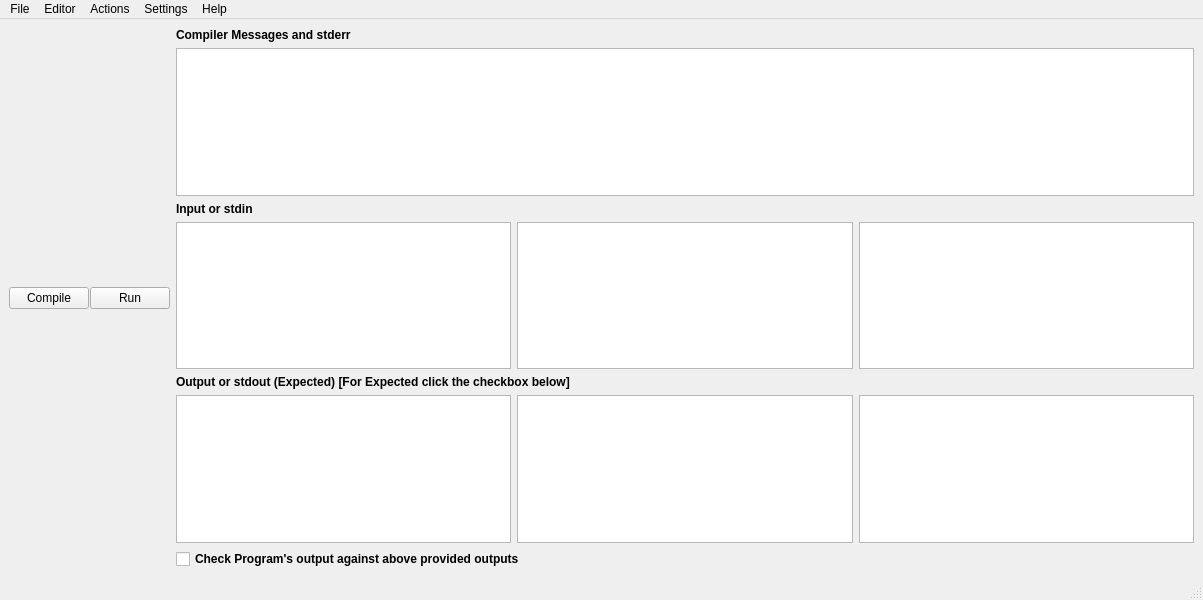
This is ui/mainwindow.ui in cpeditor/cpeditor as Qt 5 draws it before an edit. The edited form follows.
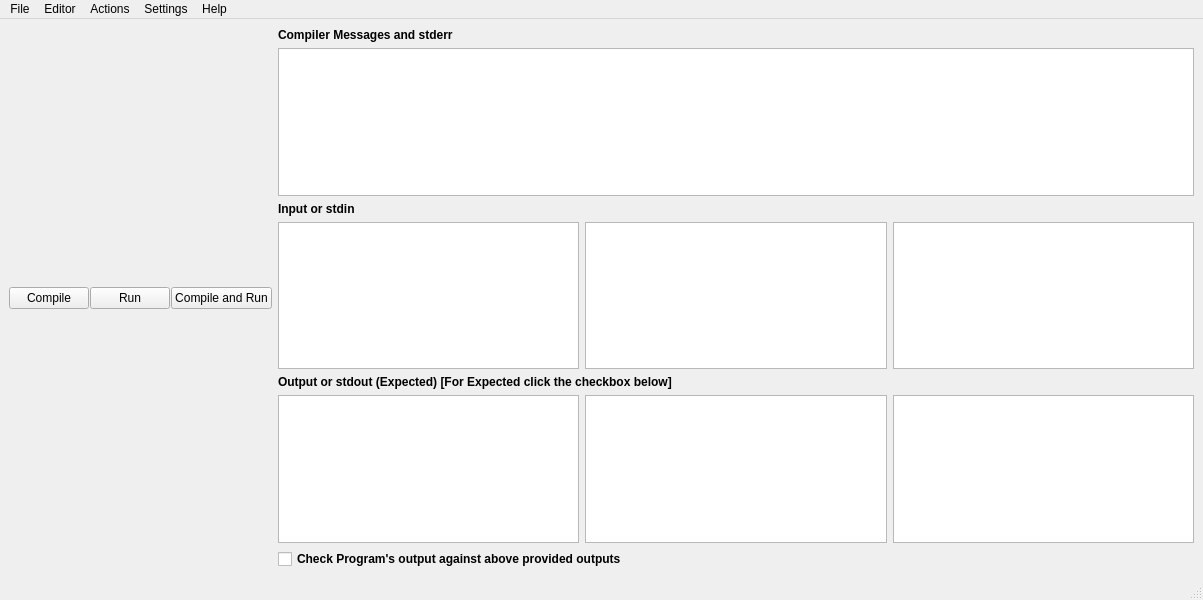
This is the edited form.

Patch:
```diff
--- a/ui/mainwindow.ui
+++ b/ui/mainwindow.ui
@@ -41,12 +41,19 @@
            </widget>
           </item>
           <item>
-           <widget class="QPushButton" name="run">
+           <widget class="QPushButton" name="runOnly">
             <property name="text">
              <string>Run</string>
             </property>
            </widget>
           </item>
+          <item>
+           <widget class="QPushButton" name="run">
+            <property name="text">
+             <string>Compile and Run</string>
+            </property>
+           </widget>
+          </item>
          </layout>
         </item>
        </layout>
```
Left out of the diff: 24 changed lines with no effect on the pictures.
